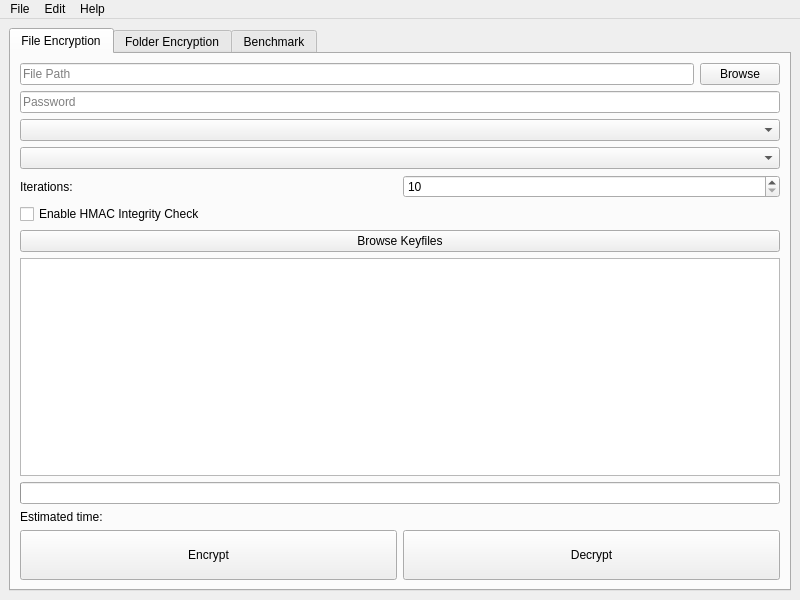
This is ui/mainwindow.ui in brammittendorff/opencryptui as Qt 5 draws it before an edit. The edited form follows.
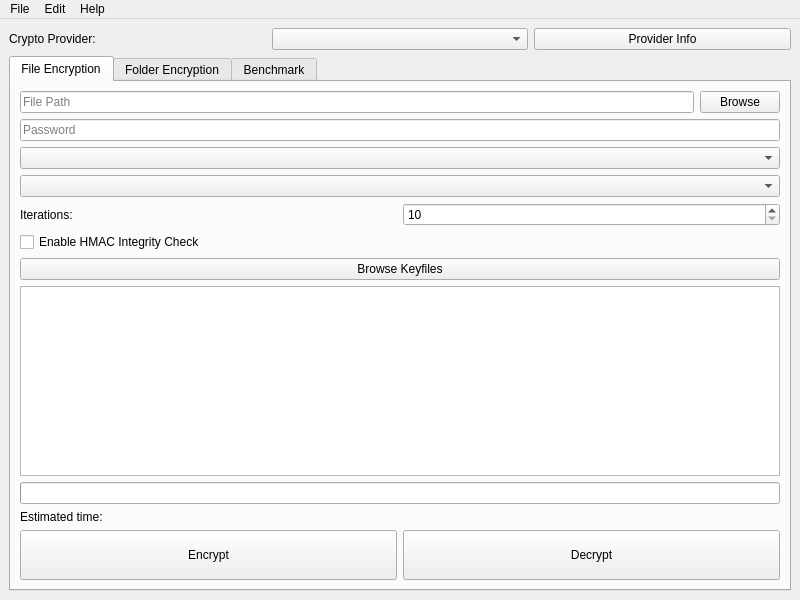
This is the edited form. Custom widgets are drawn as their Qt base class.

Commit message: Changed crypto providers to user select

Diff of the .ui file:
```diff
--- a/ui/mainwindow.ui
+++ b/ui/mainwindow.ui
@@ -15,6 +15,27 @@
         </property>
         <widget class="QWidget" name="centralwidget">
             <layout class="QVBoxLayout" name="verticalLayout">
+                <item>
+                    <layout class="QHBoxLayout" name="providerLayout">
+                        <item>
+                            <widget class="QLabel" name="providerLabel">
+                                <property name="text">
+                                    <string>Crypto Provider:</string>
+                                </property>
+                            </widget>
+                        </item>
+                        <item>
+                            <widget class="QComboBox" name="m_cryptoProviderComboBox"/>
+                        </item>
+                        <item>
+                            <widget class="QPushButton" name="m_providerInfoButton">
+                                <property name="text">
+                                    <string>Provider Info</string>
+                                </property>
+                            </widget>
+                        </item>
+                    </layout>
+                </item>
                 <item>
                     <widget class="QTabWidget" name="tabWidget">
                         <property name="currentIndex">
```
The commit also changes 13 other files.
